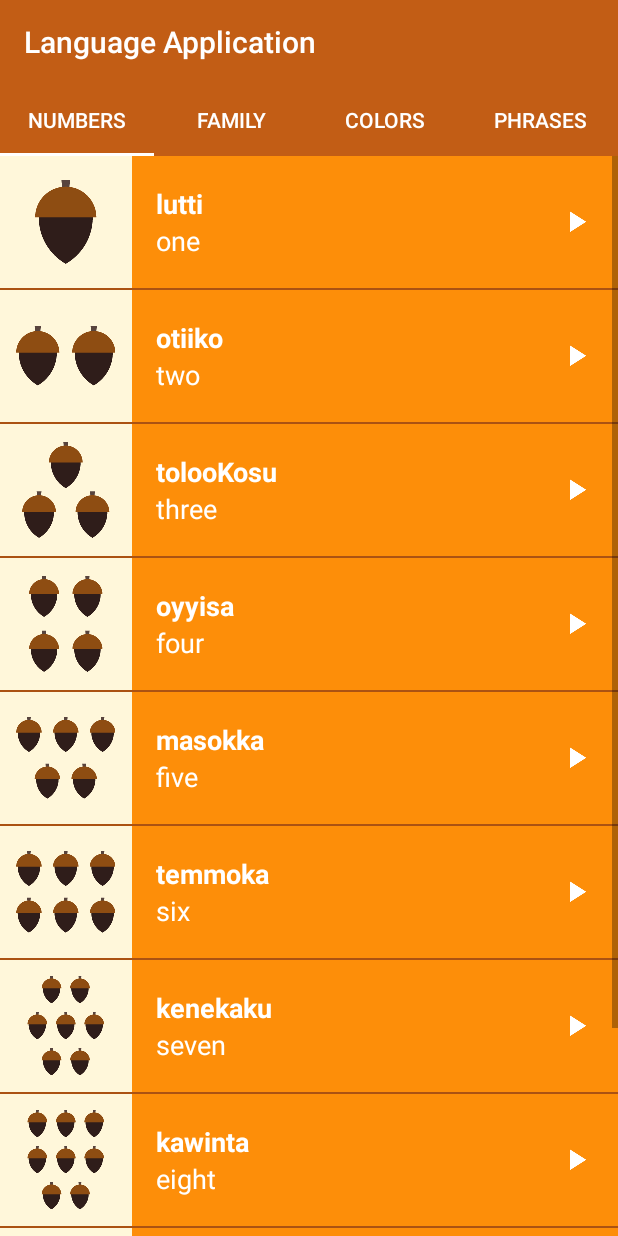
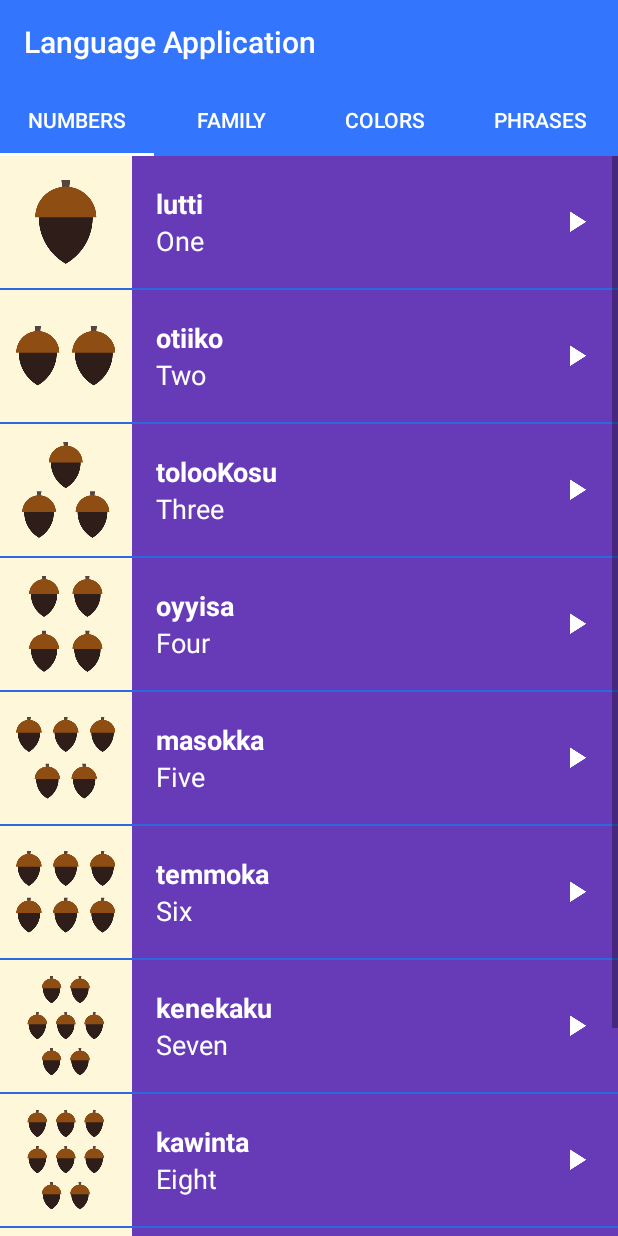
Before and after one commit to macymouse/LanguageApp, an Android app: the NumbersFragment screen opened directly, with no data from a screen before it, on a phone screen of 412 x 824 dp. Run offline under Robolectric (Android 15) with nearby library versions, the phone set to English and light mode, and no system bars.

Commit message:
i have changed the numbers and added tokens for them

```diff
--- a/app/src/main/java/com/example/languageapp/fragments/NumbersFragment.java
+++ b/app/src/main/java/com/example/languageapp/fragments/NumbersFragment.java
@@ -84,16 +84,16 @@ public class NumbersFragment extends Fragment {
         // Create a list of words
         final ArrayList<Word> words = new ArrayList<>();
 
-        words.add(new Word("one", "lutti", R.mipmap.number_one, R.raw.number_one));
-        words.add(new Word("two", "otiiko", R.mipmap.number_two, R.raw.number_two));
-        words.add(new Word("three", "tolooKosu", R.mipmap.number_three, R.raw.number_three));
-        words.add(new Word("four", "oyyisa", R.mipmap.number_four, R.raw.number_four));
-        words.add(new Word("five", "masokka", R.mipmap.number_five, R.raw.number_five));
-        words.add(new Word("six", "temmoka", R.mipmap.number_six, R.raw.number_six));
-        words.add(new Word("seven", "kenekaku", R.mipmap.number_seven, R.raw.number_seven));
-        words.add(new Word("eight", "kawinta", R.mipmap.number_eight, R.raw.number_eight));
-        words.add(new Word("nine", "wo'e", R.mipmap.number_nine, R.raw.number_nine));
-        words.add(new Word("ten", "na'accha", R.mipmap.number_ten, R.raw.number_ten));
+        words.add(new Word(getString(R.string.one), "lutti", R.mipmap.number_one, R.raw.number_one));
+        words.add(new Word(getString(R.string.two), "otiiko", R.mipmap.number_two, R.raw.number_two));
+        words.add(new Word(getString(R.string.three), "tolooKosu", R.mipmap.number_three, R.raw.number_three));
+        words.add(new Word(getString(R.string.four), "oyyisa", R.mipmap.number_four, R.raw.number_four));
+        words.add(new Word(getString(R.string.five), "masokka", R.mipmap.number_five, R.raw.number_five));
+        words.add(new Word(getString(R.string.six), "temmoka", R.mipmap.number_six, R.raw.number_six));
+        words.add(new Word(getString(R.string.seven), "kenekaku", R.mipmap.number_seven, R.raw.number_seven));
+        words.add(new Word(getString(R.string.eight), "kawinta", R.mipmap.number_eight, R.raw.number_eight));
+        words.add(new Word(getString(R.string.nine), "wo'e", R.mipmap.number_nine, R.raw.number_nine));
+        words.add(new Word(getString(R.string.ten), "na'accha", R.mipmap.number_ten, R.raw.number_ten));
 
 
 
--- a/app/src/main/res/values/colors.xml
+++ b/app/src/main/res/values/colors.xml
@@ -1,16 +1,16 @@
 <?xml version="1.0" encoding="utf-8"?>
 <resources>
     <!-- Primary color of the app (shown in the app bar) -->
-    <color name="primary_color">#c25d15</color>
+    <color name="primary_color">#3376FD</color>
 
     <!-- Primary dark color of the app (shown in the status bar) -->
-    <color name="primary_dark_color">#733509</color>
+    <color name="primary_dark_color">#2144F3</color>
 
     <!-- Background color for app -->
     <color name="tan_background">#FFF7DA</color>
 
     <!-- Background color for the numbers category -->
-    <color name="category_numbers">#FD8E09</color>
+    <color name="category_numbers">#673AB7</color>
 
     <!-- Background color for the family members category -->
     <color name="category_family">#379237</color>
--- a/app/src/main/res/values/strings.xml
+++ b/app/src/main/res/values/strings.xml
@@ -15,4 +15,15 @@
 
     <!-- TODO: Remove or change this placeholder text -->
     <string name="hello_blank_fragment">Hello blank fragment</string>
+    <string name="one">One</string>
+    <string name="two">Two</string>
+    <string name="three">Three</string>
+    <string name="four">Four</string>
+    <string name="five">Five</string>
+    <string name="six">Six</string>
+    <string name="seven">Seven</string>
+    <string name="eight">Eight</string>
+    <string name="nine">Nine</string>
+    <string name="ten">Ten</string>
+
 </resources>
--- a/build.gradle
+++ b/build.gradle
@@ -5,7 +5,7 @@ buildscript {
         mavenCentral()
     }
     dependencies {
-        classpath 'com.android.tools.build:gradle:4.2.2'
+        classpath 'com.android.tools.build:gradle:7.0.2'
 
         // NOTE: Do not place your application dependencies here; they belong
         // in the individual module build.gradle files
```
Also changed, not shown: 1 other file.
